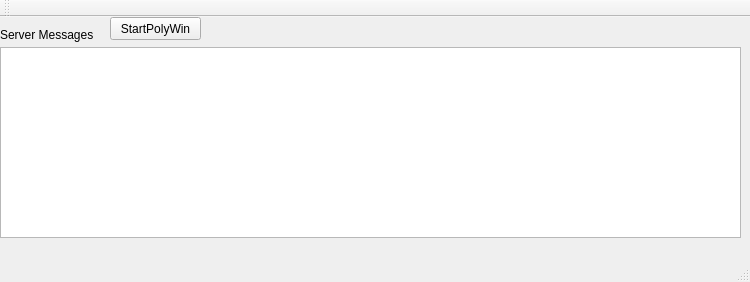
Qt form polyworldagent.ui (rockhowse/polyworld-agent) before a commit.
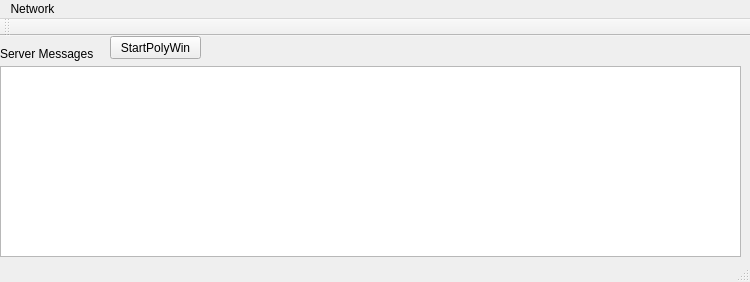
The same form after that commit.

What changed in the file:
```diff
--- a/polyworldagent.ui
+++ b/polyworldagent.ui
@@ -60,6 +60,15 @@
      <height>20</height>
     </rect>
    </property>
+   <widget class="QMenu" name="menuNetwork">
+    <property name="title">
+     <string>Network</string>
+    </property>
+    <addaction name="separator"/>
+    <addaction name="actionTCPWindow"/>
+    <addaction name="actionMulticastWindow"/>
+   </widget>
+   <addaction name="menuNetwork"/>
   </widget>
   <widget class="QToolBar" name="mainToolBar">
    <attribute name="toolBarArea">
```
Left out of the diff: 10 changed lines with no effect on the pictures.
